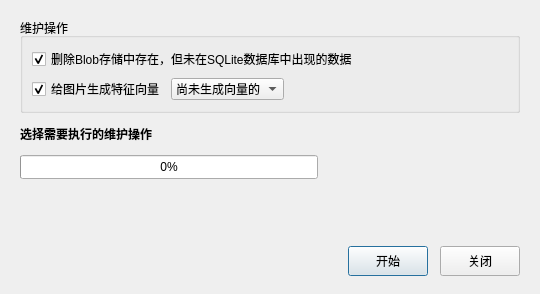
Above: src/ui/dialog_database_maintenance.ui from Craftkuro/StickerGenie before the change. Below: the same form after it.
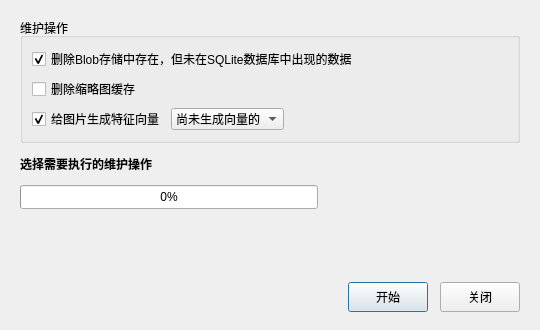
That is the form after the change.

Diff of the .ui file:
```diff
--- a/src/ui/dialog_database_maintenance.ui
+++ b/src/ui/dialog_database_maintenance.ui
@@ -7,13 +7,13 @@
     <x>0</x>
     <y>0</y>
     <width>540</width>
-    <height>294</height>
+    <height>330</height>
    </rect>
   </property>
   <property name="minimumSize">
    <size>
     <width>500</width>
-    <height>294</height>
+    <height>330</height>
    </size>
   </property>
   <property name="windowTitle">
@@ -51,6 +51,13 @@
         </property>
        </widget>
       </item>
+      <item>
+       <widget class="QCheckBox" name="checkBoxDeleteThumbnailCache">
+        <property name="text">
+         <string>删除缩略图缓存</string>
+        </property>
+       </widget>
+      </item>
       <item>
        <layout class="QHBoxLayout" name="horizontalLayoutVectors">
         <item>
```
